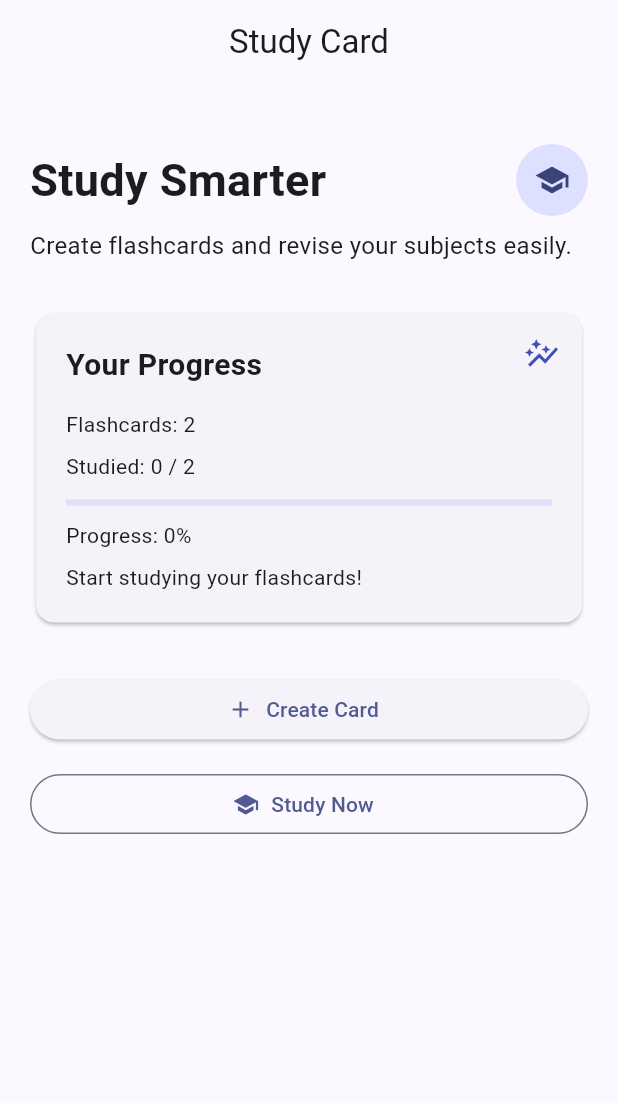
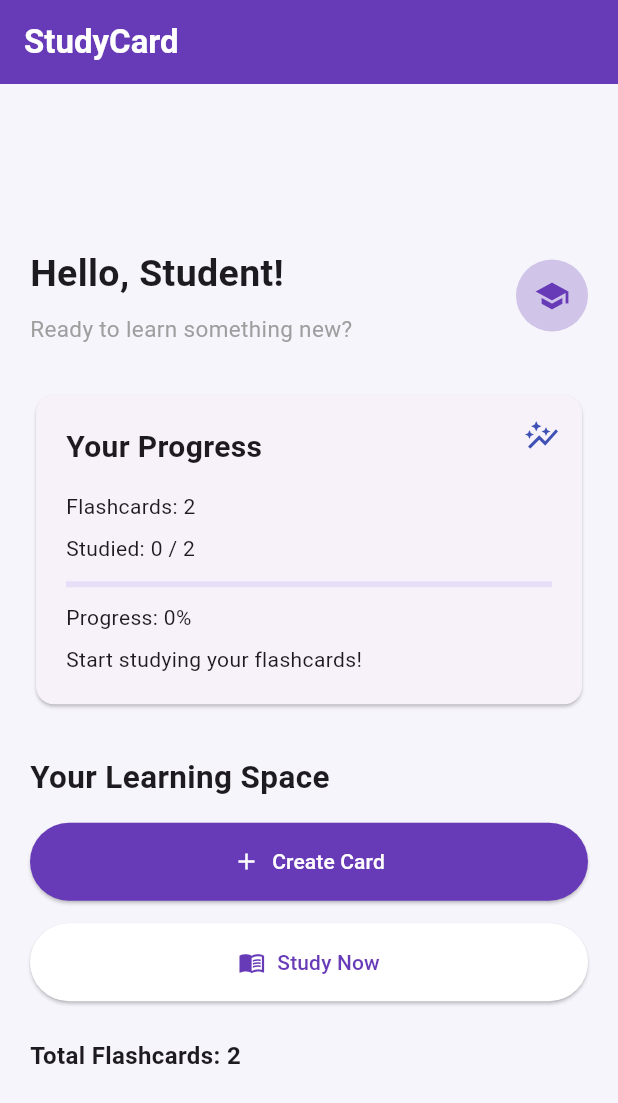
Before and after one commit to snehitha-coder/Study-Card-app, a Flutter app: the screen it shows after launch, on a phone screen of 412 x 824 dp. Shown: the top 1103 px of the screen. Run offline on Flutter 3.47's test engine with Material 3 defaults, Android fonts, the phone set to English and light mode, and no system bars.

```diff
--- a/lib/main.dart
+++ b/lib/main.dart
@@ -1,16 +1,17 @@
 
 import 'package:flutter/material.dart';
+
 import 'models/flashcard.dart';
 import 'add_card_page.dart';
 import 'study_page.dart';
+import 'widgets/progress_card.dart';
 import 'utils/flashcard_utils.dart';
-import 'widgets/progress_card.dart';
 
 void main() {
   runApp(const StudyCardApp());
 }
 
-// Arguments passed to the Study Page
+// Arguments passed to the Study page
 class StudyRouteArguments {
   final List<Flashcard> cards;
   final Function(int) onCardStudied;
@@ -28,26 +29,22 @@ class StudyCardApp extends StatelessWidget {
   Widget build(BuildContext context) {
     return MaterialApp(
       debugShowCheckedModeBanner: false,
-      title: 'Study Card',
-
+      title: 'StudyCard',
       theme: ThemeData(
-        colorScheme: ColorScheme.fromSeed(
-          seedColor: Colors.indigo,
+        primarySwatch: Colors.deepPurple,
+        scaffoldBackgroundColor: const Color(0xFFF7F5FC),
       ),
-        useMaterial3: true,
-      ),
-
-      // Named application routes
       initialRoute: '/',
       routes: {
         '/': (context) => const HomePage(),
 
+        // Return the page widget directly.
         '/add-card': (context) => const AddCardPage(),
 
         '/study': (context) {
-          final args = ModalRoute.of(context)!
-              .settings
-              .arguments as StudyRouteArguments;
+          final args =
+              ModalRoute.of(context)!.settings.arguments
+                  as StudyRouteArguments;
 
           return StudyPage(
             cards: args.cards,
@@ -67,18 +64,18 @@ class HomePage extends StatefulWidget {
 }
 
 class _HomePageState extends State<HomePage> {
-  List<Flashcard> cards = [
+  final List<Flashcard> cards = [
     Flashcard(
       question: 'What is Flutter?',
-      answer: 'A UI framework by Google.',
+      answer: 'Flutter is a UI framework developed by Google.',
     ),
     Flashcard(
       question: 'What is Dart?',
-      answer: 'The programming language used by Flutter.',
+      answer: 'Dart is the programming language used by Flutter.',
     ),
   ];
 
-  Set<int> studiedIndexes = {};
+  final Set<int> studiedIndexes = {};
 
   void markCardStudied(int index) {
     setState(() {
@@ -86,121 +83,38 @@ class _HomePageState extends State<HomePage> {
     });
   }
 
-  @override
-  Widget build(BuildContext context) {
-    final total = FlashcardUtils.getTotalCards(cards);
+  // Navigate to Add Card page and receive the new card.
 
-    final studied =
-        FlashcardUtils.getStudiedCards(studiedIndexes);
-
-    final progress =
-        FlashcardUtils.getProgress(total, studied);
-
-    final message =
-        FlashcardUtils.getProgressMessage(total, studied);
-
-    // Get screen dimensions using MediaQuery
-    final screenWidth = MediaQuery.of(context).size.width;
-    final screenHeight = MediaQuery.of(context).size.height;
-
-    // Define screen breakpoints
-    final isTablet = screenWidth >= 600;
-    final isLargeScreen = screenWidth >= 900;
-
-    return Scaffold(
-      appBar: AppBar(
-        title: const Text('Study Card'),
-        centerTitle: true,
-      ),
-
-      // Responsive dashboard
-      body: LayoutBuilder(
-        builder: (context, constraints) {
-          return SingleChildScrollView(
-            child: Center(
-              child: ConstrainedBox(
-                constraints: BoxConstraints(
-                  maxWidth: isLargeScreen ? 900 : 800,
-                ),
-                child: Padding(
-                  padding: EdgeInsets.all(
-                    isTablet ? 32 : 20,
-                  ),
-                  child: Column(
-                    crossAxisAlignment: CrossAxisAlignment.start,
-                    children: [
-                      SizedBox(
-                        height: screenHeight < 600 ? 10 : 20,
-                      ),
-
-                      // Dashboard heading
-                      Row(
-                        children: [
-                          Expanded(
-                            child: Text(
-                              'Study Smarter',
-                              style: TextStyle(
-                                fontSize: isTablet ? 36 : 30,
-                                fontWeight: FontWeight.bold,
-                              ),
-                            ),
-                          ),
-                          CircleAvatar(
-                            radius: isTablet ? 28 : 24,
-                            child: const Icon(Icons.school),
-                          ),
-                        ],
-                      ),
-
-                      const SizedBox(height: 8),
-
-                      const Text(
-                        'Create flashcards and revise your subjects easily.',
-                        style: TextStyle(fontSize: 16),
-                      ),
-
-                      SizedBox(height: isTablet ? 40 : 30),
-
-                      // Progress widget
-                      ProgressCard(
-                        total: total,
-                        studied: studied,
-                        progress: progress,
-                        message: message,
-                      ),
-
-                      SizedBox(height: isTablet ? 40 : 30),
-
-                      // Create Card using named route
-                      SizedBox(
-                        width: double.infinity,
-                        child: ElevatedButton.icon(
-                          onPressed: () async {
-                            final newCard =
-                                await Navigator.pushNamed<Flashcard>(
+Future<void> openAddCardPage() async {
+  final result = await Navigator.pushNamed(
     context,
     '/add-card',
   );
 
-                            if (newCard != null) {
+  if (!mounted) return;
+
+  if (result is Flashcard) {
     setState(() {
-                                cards.add(newCard);
+      cards.add(result);
     });
+
+    ScaffoldMessenger.of(context).showSnackBar(
+      const SnackBar(
+        content: Text('Flashcard added successfully!'),
+      ),
+    );
   }
-                          },
-                          icon: const Icon(Icons.add),
-                          label: const Text('Create Card'),
+}
+
+
+  // Navigate to Study page.
+  void openStudyPage() {
+    if (cards.isEmpty) {
+      ScaffoldMessenger.of(context).showSnackBar(
+        const SnackBar(
+          content: Text('Please add a flashcard first.'),
         ),
-                      ),
-
-                      const SizedBox(height: 15),
-
-                      // Study Now using named route
-                      SizedBox(
-                        width: double.infinity,
-                        child: OutlinedButton.icon(
-                          onPressed: () {
-                            if (cards.isEmpty) {
+      );
       return;
     }
 
@@ -212,9 +126,152 @@ class _HomePageState extends State<HomePage> {
         onCardStudied: markCardStudied,
       ),
     );
-                          },
-                          icon: const Icon(Icons.school),
+  }
+
+  @override
+  Widget build(BuildContext context) {
+    // Calculate progress values.
+    final totalCards = FlashcardUtils.getTotalCards(cards);
+
+    final studiedCards =
+        FlashcardUtils.getStudiedCards(studiedIndexes);
+
+    final progress =
+        FlashcardUtils.getProgress(totalCards, studiedCards);
+
+    final message =
+        FlashcardUtils.getProgressMessage(totalCards, studiedCards);
+
+    // Responsive screen configuration.
+    final screenWidth = MediaQuery.of(context).size.width;
+
+    double horizontalPadding = 20;
+
+    if (screenWidth > 900) {
+      horizontalPadding = 100;
+    } else if (screenWidth > 600) {
+      horizontalPadding = 50;
+    }
+
+    return Scaffold(
+      appBar: AppBar(
+        title: const Text(
+          'StudyCard',
+          style: TextStyle(
+            fontWeight: FontWeight.bold,
+          ),
+        ),
+        backgroundColor: Colors.deepPurple,
+        foregroundColor: Colors.white,
+        elevation: 0,
+      ),
+      body: Center(
+        child: ConstrainedBox(
+          constraints: const BoxConstraints(
+            maxWidth: 900,
+          ),
+          child: SingleChildScrollView(
+            padding: EdgeInsets.all(horizontalPadding),
+            child: Column(
+              crossAxisAlignment: CrossAxisAlignment.start,
+              children: [
+                // Dashboard heading
+                Row(
+                  children: [
+                    Expanded(
+                      child: Column(
+                        crossAxisAlignment: CrossAxisAlignment.start,
+                        children: [
+                          Text(
+                            'Hello, Student!',
+                            style: TextStyle(
+                              fontSize: screenWidth > 600 ? 30 : 25,
+                              fontWeight: FontWeight.bold,
+                            ),
+                          ),
+                          const SizedBox(height: 8),
+                          const Text(
+                            'Ready to learn something new?',
+                            style: TextStyle(
+                              fontSize: 15,
+                              color: Colors.grey,
+                            ),
+                          ),
+                        ],
+                      ),
+                    ),
+                    CircleAvatar(
+                      radius: screenWidth > 600 ? 30 : 24,
+                      backgroundColor: Colors.deepPurple.shade100,
+                      child: const Icon(
+                        Icons.school,
+                        color: Colors.deepPurple,
+                      ),
+                    ),
+                  ],
+                ),
+
+                const SizedBox(height: 30),
+
+                // Progress Card
+                ProgressCard(
+                  total: totalCards,
+                  studied: studiedCards,
+                  progress: progress,
+                  message: message,
+                ),
+
+                const SizedBox(height: 30),
+
+                const Text(
+                  'Your Learning Space',
+                  style: TextStyle(
+                    fontSize: 21,
+                    fontWeight: FontWeight.bold,
+                  ),
+                ),
+
+                const SizedBox(height: 15),
+
+                // Create Card button
+                SizedBox(
+                  width: double.infinity,
+                  child: ElevatedButton.icon(
+                    onPressed: openAddCardPage,
+                    icon: const Icon(Icons.add),
+                    label: const Text('Create Card'),
+                    style: ElevatedButton.styleFrom(
+                      backgroundColor: Colors.deepPurple,
+                      foregroundColor: Colors.white,
+                      padding: const EdgeInsets.all(16),
+                    ),
+                  ),
+                ),
+
+                const SizedBox(height: 15),
+
+                // Study Now button
+                SizedBox(
+                  width: double.infinity,
+                  child: ElevatedButton.icon(
+                    onPressed: openStudyPage,
+                    icon: const Icon(Icons.menu_book),
                     label: const Text('Study Now'),
+                    style: ElevatedButton.styleFrom(
+                      backgroundColor: Colors.white,
+                      foregroundColor: Colors.deepPurple,
+                      padding: const EdgeInsets.all(16),
+                    ),
+                  ),
+                ),
+
+                const SizedBox(height: 25),
+
+                Text(
+                  'Total Flashcards: ${cards.length}',
+                  style: const TextStyle(
+                    fontSize: 16,
+                    fontWeight: FontWeight.w600,
                   ),
                 ),
               ],
@@ -223,8 +280,5 @@ class _HomePageState extends State<HomePage> {
         ),
       ),
     );
-        },
-      ),
-    );
   }
 }
```
Also changed, not shown: lib/add_card_page.dart (+58 -24 lines), lib/providers/flashcard_provider.dart (+5 -6 lines). Lines whose indentation alone changed are shown as unchanged.
